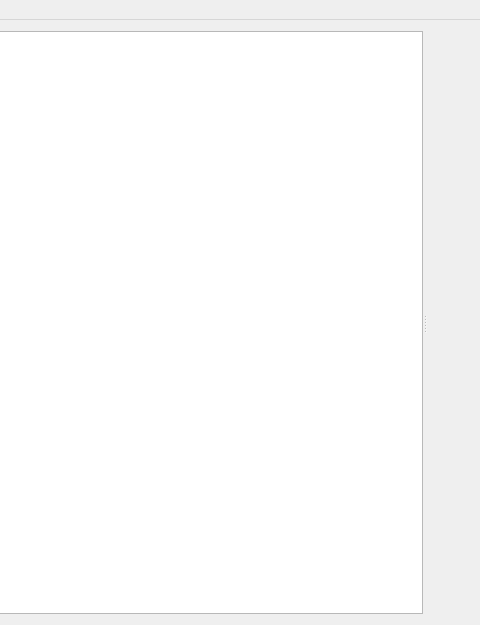
Old version of the form ui/mainwindow.ui in the repository irsural/clb_autocheck; both pictures show x 390 to 870 and y 0 to 625 of the 870 by 625 pixel window.
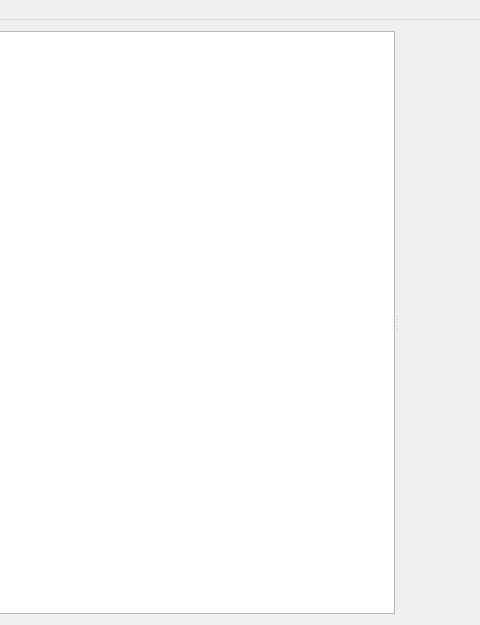
New version of the form.

```diff
--- a/ui/mainwindow.ui
+++ b/ui/mainwindow.ui
@@ -112,13 +112,6 @@
            </layout>
           </widget>
          </item>
-         <item>
-          <widget class="QLabel" name="loader_label">
-           <property name="text">
-            <string/>
-           </property>
-          </widget>
-         </item>
          <item>
           <spacer name="verticalSpacer">
            <property name="orientation">
@@ -132,6 +125,30 @@
            </property>
           </spacer>
          </item>
+         <item>
+          <layout class="QHBoxLayout" name="horizontalLayout_2">
+           <item>
+            <spacer name="horizontalSpacer">
+             <property name="orientation">
+              <enum>Qt::Horizontal</enum>
+             </property>
+             <property name="sizeHint" stdset="0">
+              <size>
+               <width>40</width>
+               <height>20</height>
+              </size>
+             </property>
+            </spacer>
+           </item>
+           <item>
+            <widget class="QLabel" name="loader_label">
+             <property name="text">
+              <string/>
+             </property>
+            </widget>
+           </item>
+          </layout>
+         </item>
         </layout>
        </widget>
       </widget>
```
